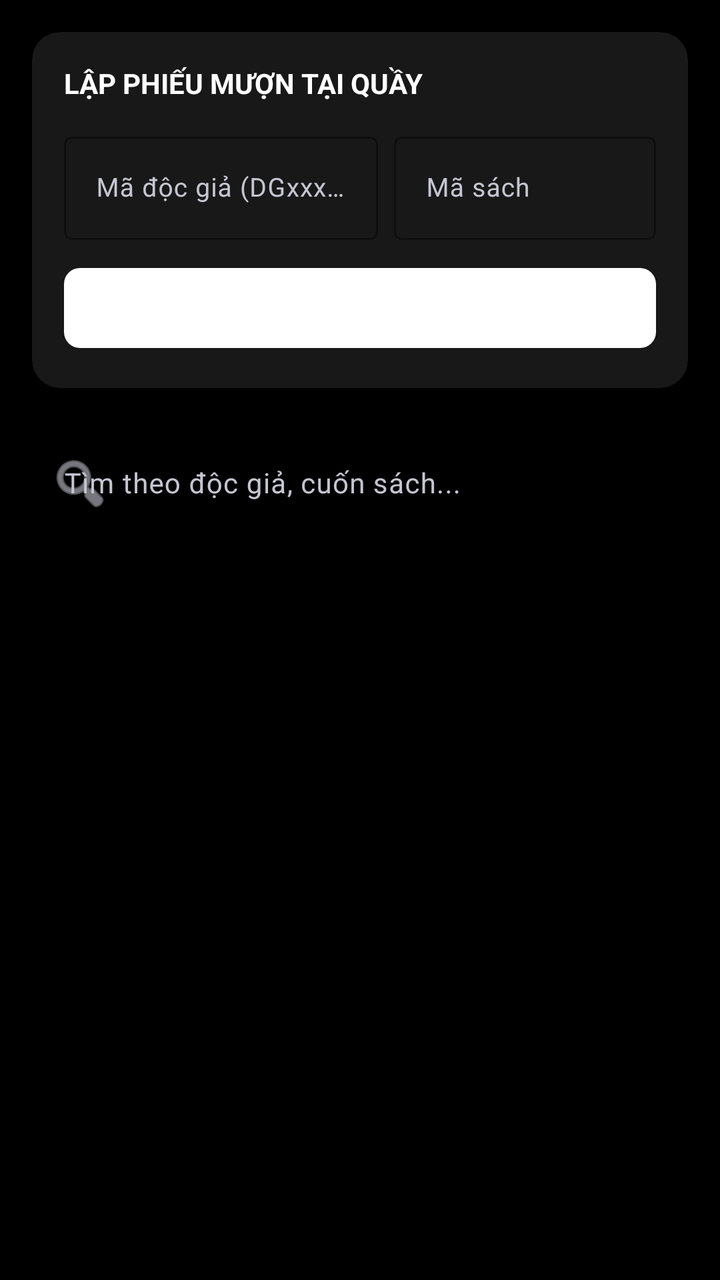
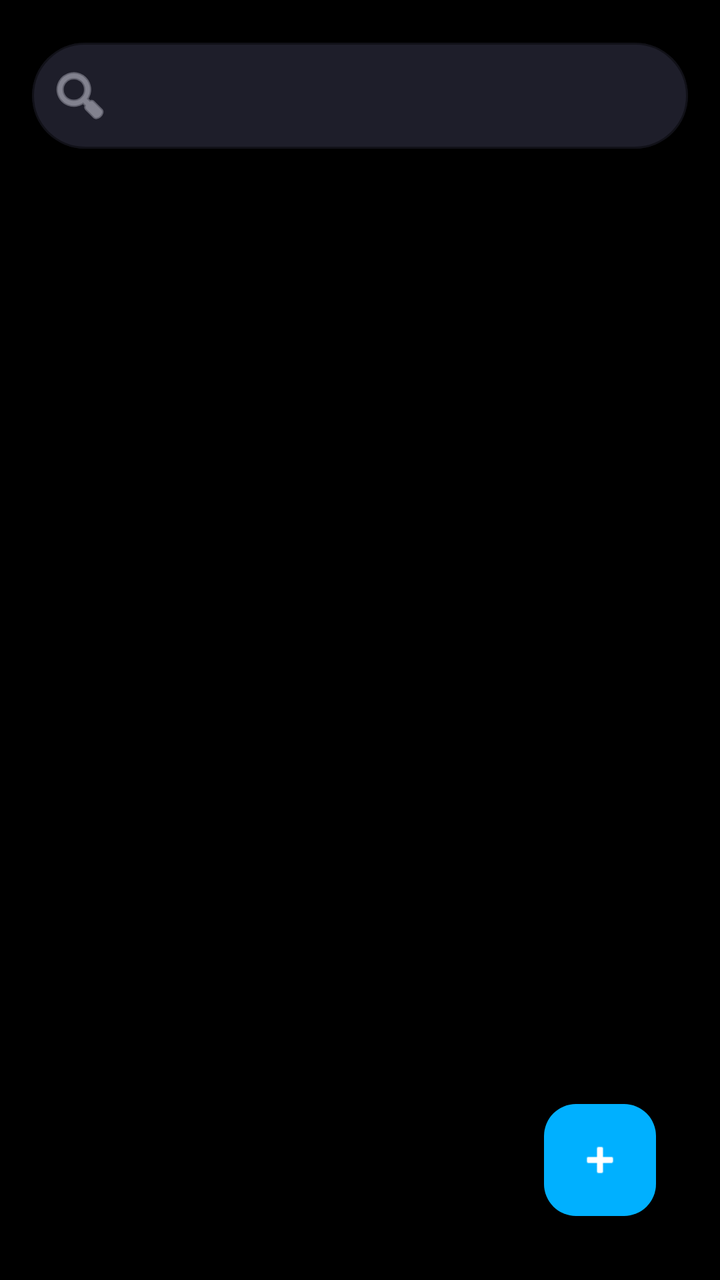

The first picture is an Android layout as it rendered before a commit; the second is the same layout after the commit. The layout source and the unified diff follow.
<!-- AndroidManifest.xml: application theme Theme.QLTV -->
<!-- res/layout/fragment_borrow_management.xml -->
<?xml version="1.0" encoding="utf-8"?>
<androidx.constraintlayout.widget.ConstraintLayout xmlns:android="http://schemas.android.com/apk/res/android"
    xmlns:app="http://schemas.android.com/apk/res-auto"
    xmlns:tools="http://schemas.android.com/tools"
    android:layout_width="match_parent"
    android:layout_height="match_parent"
    android:background="#000000"
    android:padding="16dp">

    
    <androidx.cardview.widget.CardView
        android:id="@+id/cardCheckoutForm"
        android:layout_width="match_parent"
        android:layout_height="wrap_content"
        app:cardBackgroundColor="#181818"
        app:cardCornerRadius="14dp"
        app:layout_constraintTop_toTopOf="parent">

        <LinearLayout
            android:layout_width="match_parent"
            android:layout_height="wrap_content"
            android:orientation="vertical"
            android:padding="16dp">

            <TextView
                android:layout_width="wrap_content"
                android:layout_height="wrap_content"
                android:layout_marginBottom="12dp"
                android:text="LẬP PHIẾU MƯỢN TẠI QUẦY"
                android:textColor="#FFFFFF"
                android:textSize="14sp"
                android:textStyle="bold" />

            <LinearLayout
                android:layout_width="match_parent"
                android:layout_height="wrap_content"
                android:orientation="horizontal">

                <com.google.android.material.textfield.TextInputLayout
                    style="@style/Widget.Material3.TextInputLayout.OutlinedBox"
                    android:layout_width="0dp"
                    android:layout_height="wrap_content"
                    android:layout_weight="1.2"
                    android:layout_marginEnd="8dp"
                    android:hint="Mã độc giả (DGxxxx)"
                    android:textColorHint="#C5C5D2"
                    app:boxStrokeColor="#FFFFFF"
                    app:boxStrokeWidthFocused="2dp"
                    app:hintTextColor="#FFFFFF">

                    <com.google.android.material.textfield.TextInputEditText
                        android:id="@+id/edtCheckoutReader"
                        android:layout_width="match_parent"
                        android:layout_height="wrap_content"
                        android:textColor="#FFFFFF"
                        android:textSize="13sp" />
                </com.google.android.material.textfield.TextInputLayout>

                <com.google.android.material.textfield.TextInputLayout
                    style="@style/Widget.Material3.TextInputLayout.OutlinedBox"
                    android:layout_width="0dp"
                    android:layout_height="wrap_content"
                    android:layout_weight="1"
                    android:hint="Mã sách"
                    android:textColorHint="#C5C5D2"
                    app:boxStrokeColor="#FFFFFF"
                    app:boxStrokeWidthFocused="2dp"
                    app:hintTextColor="#FFFFFF">

                    <com.google.android.material.textfield.TextInputEditText
                        android:id="@+id/edtCheckoutBook"
                        android:layout_width="match_parent"
                        android:layout_height="wrap_content"
                        android:inputType="number"
                        android:textColor="#FFFFFF"
                        android:textSize="13sp" />
                </com.google.android.material.textfield.TextInputLayout>
            </LinearLayout>

            <com.google.android.material.button.MaterialButton
                android:id="@+id/btnSubmitCheckout"
                android:layout_width="match_parent"
                android:layout_height="48dp"
                android:layout_marginTop="10dp"
                android:text="XÁC NHẬN CHO MƯỢN (14 NGÀY)"
                android:textColor="#FFFFFF"
                android:textStyle="bold"
                app:backgroundTint="#FFFFFF"
                app:cornerRadius="8dp" />
        </LinearLayout>
    </androidx.cardview.widget.CardView>

    
    <com.google.android.material.textfield.TextInputLayout
        android:id="@+id/searchLayoutBorrow"
        style="@style/Widget.Material3.TextInputLayout.OutlinedBox"
        android:layout_width="match_parent"
        android:layout_height="wrap_content"
        android:layout_marginTop="16dp"
        android:hint="Tìm theo độc giả, cuốn sách..."
        android:textColorHint="#C5C5D2"
        app:boxStrokeColor="#FFFFFF"
        app:boxStrokeWidthFocused="2dp"
        app:hintTextColor="#FFFFFF"
        app:layout_constraintTop_toBottomOf="@id/cardCheckoutForm"
        app:startIconDrawable="@android:drawable/ic_menu_search"
        app:startIconTint="#C5C5D2">

        <com.google.android.material.textfield.TextInputEditText
            android:id="@+id/editSearchBorrow"
            android:layout_width="match_parent"
            android:layout_height="wrap_content"
            android:inputType="text"
            android:textColor="#FFFFFF"
            android:textSize="14sp" />
    </com.google.android.material.textfield.TextInputLayout>

    
    <androidx.recyclerview.widget.RecyclerView
        android:id="@+id/recyclerViewBorrows"
        android:layout_width="match_parent"
        android:layout_height="0dp"
        android:layout_marginTop="12dp"
        app:layout_constraintBottom_toBottomOf="parent"
        app:layout_constraintTop_toBottomOf="@id/searchLayoutBorrow"
        tools:listitem="@android:layout/simple_list_item_2" />

    <TextView
        android:id="@+id/txtEmptyBorrow"
        android:layout_width="wrap_content"
        android:layout_height="wrap_content"
        android:text="Không tìm thấy phiếu mượn nào!"
        android:textColor="#C5C5D2"
        android:textSize="15sp"
        android:visibility="gone"
        app:layout_constraintBottom_toBottomOf="parent"
        app:layout_constraintEnd_toEndOf="parent"
        app:layout_constraintStart_toStartOf="parent"
        app:layout_constraintTop_toTopOf="parent" />

</androidx.constraintlayout.widget.ConstraintLayout>
<!-- resources referenced by this layout -->
<resources>
  <style name="Theme.QLTV" parent="Base.Theme.QLTV" />
  <style name="Base.Theme.QLTV" parent="Theme.Material3.DayNight.NoActionBar">
          
          
      </style>
</resources>

<!-- the commit's change to res/layout/fragment_borrow_management.xml (unified diff, before → after) -->
@@ -8,101 +8,22 @@
     android:padding="16dp">
 
     
-    <androidx.cardview.widget.CardView
-        android:id="@+id/cardCheckoutForm"
-        android:layout_width="match_parent"
-        android:layout_height="wrap_content"
-        app:cardBackgroundColor="#181818"
-        app:cardCornerRadius="14dp"
-        app:layout_constraintTop_toTopOf="parent">
-
-        <LinearLayout
-            android:layout_width="match_parent"
-            android:layout_height="wrap_content"
-            android:orientation="vertical"
-            android:padding="16dp">
-
-            <TextView
-                android:layout_width="wrap_content"
-                android:layout_height="wrap_content"
-                android:layout_marginBottom="12dp"
-                android:text="LẬP PHIẾU MƯỢN TẠI QUẦY"
-                android:textColor="#FFFFFF"
-                android:textSize="14sp"
-                android:textStyle="bold" />
-
-            <LinearLayout
-                android:layout_width="match_parent"
-                android:layout_height="wrap_content"
-                android:orientation="horizontal">
-
-                <com.google.android.material.textfield.TextInputLayout
-                    style="@style/Widget.Material3.TextInputLayout.OutlinedBox"
-                    android:layout_width="0dp"
-                    android:layout_height="wrap_content"
-                    android:layout_weight="1.2"
-                    android:layout_marginEnd="8dp"
-                    android:hint="Mã độc giả (DGxxxx)"
-                    android:textColorHint="#C5C5D2"
-                    app:boxStrokeColor="#FFFFFF"
-                    app:boxStrokeWidthFocused="2dp"
-                    app:hintTextColor="#FFFFFF">
-
-                    <com.google.android.material.textfield.TextInputEditText
-                        android:id="@+id/edtCheckoutReader"
-                        android:layout_width="match_parent"
-                        android:layout_height="wrap_content"
-                        android:textColor="#FFFFFF"
-                        android:textSize="13sp" />
-                </com.google.android.material.textfield.TextInputLayout>
-
-                <com.google.android.material.textfield.TextInputLayout
-                    style="@style/Widget.Material3.TextInputLayout.OutlinedBox"
-                    android:layout_width="0dp"
-                    android:layout_height="wrap_content"
-                    android:layout_weight="1"
-                    android:hint="Mã sách"
-                    android:textColorHint="#C5C5D2"
-                    app:boxStrokeColor="#FFFFFF"
-                    app:boxStrokeWidthFocused="2dp"
-                    app:hintTextColor="#FFFFFF">
-
-                    <com.google.android.material.textfield.TextInputEditText
-                        android:id="@+id/edtCheckoutBook"
-                        android:layout_width="match_parent"
-                        android:layout_height="wrap_content"
-                        android:inputType="number"
-                        android:textColor="#FFFFFF"
-                        android:textSize="13sp" />
-                </com.google.android.material.textfield.TextInputLayout>
-            </LinearLayout>
-
-            <com.google.android.material.button.MaterialButton
-                android:id="@+id/btnSubmitCheckout"
-                android:layout_width="match_parent"
-                android:layout_height="48dp"
-                android:layout_marginTop="10dp"
-                android:text="XÁC NHẬN CHO MƯỢN (14 NGÀY)"
-                android:textColor="#FFFFFF"
-                android:textStyle="bold"
-                app:backgroundTint="#FFFFFF"
-                app:cornerRadius="8dp" />
-        </LinearLayout>
-    </androidx.cardview.widget.CardView>
-
-    
     <com.google.android.material.textfield.TextInputLayout
         android:id="@+id/searchLayoutBorrow"
         style="@style/Widget.Material3.TextInputLayout.OutlinedBox"
         android:layout_width="match_parent"
         android:layout_height="wrap_content"
-        android:layout_marginTop="16dp"
-        android:hint="Tìm theo độc giả, cuốn sách..."
+        hint="Tìm theo độc giả, cuốn sách..."
         android:textColorHint="#C5C5D2"
         app:boxStrokeColor="#FFFFFF"
         app:boxStrokeWidthFocused="2dp"
         app:hintTextColor="#FFFFFF"
-        app:layout_constraintTop_toBottomOf="@id/cardCheckoutForm"
+        app:boxCornerRadiusTopStart="28dp"
+        app:boxCornerRadiusTopEnd="28dp"
+        app:boxCornerRadiusBottomStart="28dp"
+        app:boxCornerRadiusBottomEnd="28dp"
+        app:boxBackgroundColor="#1E1E2A"
+        app:layout_constraintTop_toTopOf="parent"
         app:startIconDrawable="@android:drawable/ic_menu_search"
         app:startIconTint="#C5C5D2">
 
@@ -138,4 +59,17 @@
         app:layout_constraintStart_toStartOf="parent"
         app:layout_constraintTop_toTopOf="parent" />
 
+    
+    <com.google.android.material.floatingactionbutton.FloatingActionButton
+        android:id="@+id/fabAddBorrow"
+        android:layout_width="wrap_content"
+        android:layout_height="wrap_content"
+        android:layout_margin="16dp"
+        android:contentDescription="Add Borrow Ticket"
+        android:src="@android:drawable/ic_input_add"
+        app:backgroundTint="#00B0FF"
+        app:layout_constraintBottom_toBottomOf="parent"
+        app:layout_constraintEnd_toEndOf="parent"
+        app:tint="#FFFFFF" />
+
 </androidx.constraintlayout.widget.ConstraintLayout>
